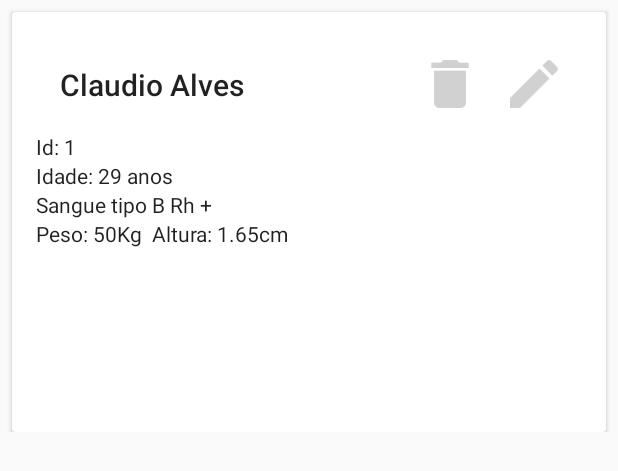
After one commit to JeisonSilva/doadoresamigos, an Android app: the layout recycleview_card_doador.xml on its own in the app's theme, with its tools: preview values and no code run, on a phone screen of 412 x 824 dp. The commit adds this screen. Shown: the top 471 px of the screen. Run offline under Robolectric (Android 15) with nearby library versions, the phone set to English and light mode, and no system bars.

Commit message:
construcao da listagem de doadores

```diff
--- a/app/src/main/java/com/jsonapp/doadoresamigos/gestaodoadores/DoadorRepositorioImpl.java
+++ b/app/src/main/java/com/jsonapp/doadoresamigos/gestaodoadores/DoadorRepositorioImpl.java
@@ -130,7 +130,7 @@ public class DoadorRepositorioImpl implements DoadorRepositorio {
 
         }while (cursor.moveToNext());
 
-        return null;
+        return doadores;
     }
 
     private ContentValues gerarValoresParaGravarDados(DoadorDto doadorDto) {
--- /dev/null
+++ b/app/src/main/res/layout/recycleview_card_doador.xml
@@ -0,0 +1,97 @@
+<?xml version="1.0" encoding="utf-8"?>
+<LinearLayout xmlns:android="http://schemas.android.com/apk/res/android"
+    xmlns:app="http://schemas.android.com/apk/res-auto"
+    android:orientation="vertical"
+    android:layout_width="match_parent"
+    android:layout_height="wrap_content">
+
+    <androidx.cardview.widget.CardView
+        android:layout_width="match_parent"
+        android:layout_height="280dp"
+        android:layout_marginTop="8dp"
+        android:layout_marginStart="8dp"
+        android:layout_marginEnd="8dp">
+
+        <LinearLayout
+            android:orientation="vertical"
+            android:layout_width="match_parent"
+            android:layout_height="wrap_content"
+            android:layout_margin="16dp">
+
+            <androidx.constraintlayout.widget.ConstraintLayout
+                android:orientation="horizontal"
+                android:layout_width="match_parent"
+                android:layout_height="wrap_content"
+                >
+
+                <androidx.appcompat.widget.AppCompatTextView
+                    android:id="@+id/textViewNome"
+                    style="@style/TextAppearance.AppCompat.Title"
+                    android:layout_width="wrap_content"
+                    android:layout_height="wrap_content"
+                    android:layout_marginStart="16dp"
+                    android:layout_marginTop="16dp"
+                    android:layout_marginBottom="16dp"
+                    android:text="Claudio Alves"
+                    app:layout_constraintBottom_toBottomOf="parent"
+                    app:layout_constraintStart_toStartOf="parent"
+                    app:layout_constraintTop_toTopOf="parent" />
+
+                <androidx.appcompat.widget.AppCompatImageView
+                    android:id="@+id/appCompatImageExclusao"
+                    android:layout_width="wrap_content"
+                    android:layout_height="wrap_content"
+                    android:layout_marginTop="8dp"
+                    android:layout_marginEnd="8dp"
+                    android:layout_marginBottom="8dp"
+                    android:src="@mipmap/ic_delete"
+                    app:layout_constraintBottom_toBottomOf="parent"
+                    app:layout_constraintEnd_toStartOf="@+id/appCompatImageEdicao"
+                    app:layout_constraintTop_toTopOf="parent" />
+
+                <androidx.appcompat.widget.AppCompatImageView
+                    android:id="@+id/appCompatImageEdicao"
+                    android:layout_width="wrap_content"
+                    android:layout_height="wrap_content"
+                    android:layout_marginTop="8dp"
+                    android:layout_marginEnd="8dp"
+                    android:layout_marginBottom="8dp"
+                    android:src="@mipmap/ic_edit"
+                    app:layout_constraintBottom_toBottomOf="parent"
+                    app:layout_constraintEnd_toEndOf="parent"
+                    app:layout_constraintTop_toTopOf="parent" />
+            </androidx.constraintlayout.widget.ConstraintLayout>
+
+
+
+            <androidx.appcompat.widget.AppCompatTextView
+                android:id="@+id/textViewIdentificador"
+                android:layout_width="match_parent"
+                android:layout_height="wrap_content"
+                android:text="Id: 1"
+                style="@style/TextAppearance.AppCompat.Body1"/>
+
+            <androidx.appcompat.widget.AppCompatTextView
+                android:id="@+id/textViewIdade"
+                android:layout_width="match_parent"
+                android:layout_height="wrap_content"
+                android:text="Idade: 29 anos"
+                style="@style/TextAppearance.AppCompat.Body1"/>
+
+            <androidx.appcompat.widget.AppCompatTextView
+                android:id="@+id/textViewDadosSanguineos"
+                android:layout_width="match_parent"
+                android:layout_height="wrap_content"
+                android:text="Sangue tipo B Rh +"
+                style="@style/TextAppearance.AppCompat.Body1"/>
+
+            <androidx.appcompat.widget.AppCompatTextView
+                android:id="@+id/textViewPesoAltura"
+                android:layout_width="match_parent"
+                android:layout_height="wrap_content"
+                android:text="Peso: 50Kg  Altura: 1.65cm"
+                style="@style/TextAppearance.AppCompat.Body1"/>
+        </LinearLayout>
+
+    </androidx.cardview.widget.CardView>
+</LinearLayout>
```
Also changed, not shown: app/src/main/java/com/jsonapp/doadoresamigos/PesquisaDoadorActivity.java (+17 -0 lines), app/src/main/java/com/jsonapp/doadoresamigos/adapters/DoadorAdapter.java (added, +40 -0 lines), app/src/main/java/com/jsonapp/doadoresamigos/adapters/DoadorViewHolder.java (added, +13 -0 lines), app/src/main/res/layout/activity_pesquisa_doador.xml (+14 -0 lines), app/src/main/ic_delete-web.png (added), app/src/main/ic_edit-web.png (added), app/src/main/res/mipmap-hdpi/ic_delete.png (added), app/src/main/res/mipmap-hdpi/ic_edit.png (added), app/src/main/res/mipmap-mdpi/ic_delete.png (added), app/src/main/res/mipmap-mdpi/ic_edit.png (added), app/src/main/res/mipmap-xhdpi/ic_delete.png (added), app/src/main/res/mipmap-xhdpi/ic_edit.png (added), app/src/main/res/mipmap-xxhdpi/ic_delete.png (added), app/src/main/res/mipmap-xxhdpi/ic_edit.png (added), 2 more files.
